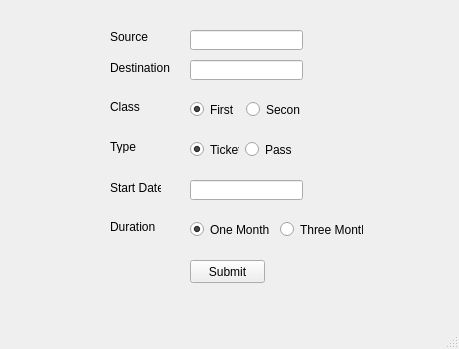
Above: booking.ui from paragpachpute/monorail before the change. Below: the same form after it.
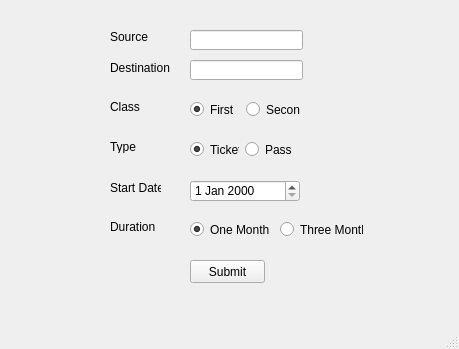
That is the form after the change.

The edit to the form file:
```diff
--- a/booking.ui
+++ b/booking.ui
@@ -157,16 +157,6 @@
      </item>
     </layout>
    </widget>
-   <widget class="QLineEdit" name="StartDate_LE">
-    <property name="geometry">
-     <rect>
-      <x>190</x>
-      <y>180</y>
-      <width>113</width>
-      <height>20</height>
-     </rect>
-    </property>
-   </widget>
    <widget class="QWidget" name="layoutWidget_3">
     <property name="geometry">
      <rect>
@@ -222,6 +212,16 @@
      <string>Duration</string>
     </property>
    </widget>
+   <widget class="QDateEdit" name="StartDate_LE">
+    <property name="geometry">
+     <rect>
+      <x>190</x>
+      <y>180</y>
+      <width>110</width>
+      <height>22</height>
+     </rect>
+    </property>
+   </widget>
   </widget>
   <widget class="QMenuBar" name="menubar">
    <property name="geometry">
```
